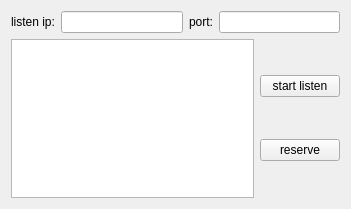
This is TcpSever/tcpsever.ui in yunke120/File-transfer-assistant as Qt 5 draws it before an edit. The edited form follows.
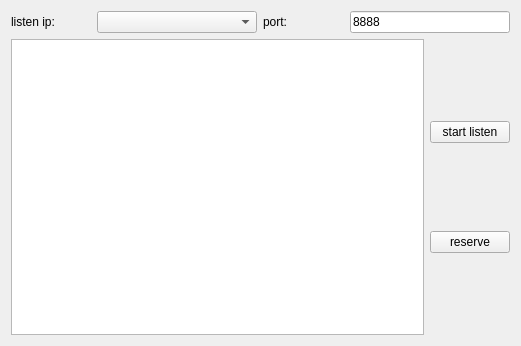
This is the edited form.

Patch:
```diff
--- a/TcpSever/tcpsever.ui
+++ b/TcpSever/tcpsever.ui
@@ -6,8 +6,8 @@
    <rect>
     <x>0</x>
     <y>0</y>
-    <width>351</width>
-    <height>209</height>
+    <width>521</width>
+    <height>346</height>
    </rect>
   </property>
   <property name="windowTitle">
@@ -17,7 +17,7 @@
    <item row="0" column="0">
     <layout class="QVBoxLayout" name="verticalLayout_2">
      <item>
-      <layout class="QHBoxLayout" name="horizontalLayout">
+      <layout class="QHBoxLayout" name="horizontalLayout" stretch="1,2,1,2">
        <item>
         <widget class="QLabel" name="label">
          <property name="text">
@@ -26,7 +26,7 @@
         </widget>
        </item>
        <item>
-        <widget class="QLineEdit" name="IP"/>
+        <widget class="QComboBox" name="comboBox"/>
        </item>
        <item>
         <widget class="QLabel" name="label_2">
@@ -36,7 +36,11 @@
         </widget>
        </item>
        <item>
-        <widget class="QLineEdit" name="Port"/>
+        <widget class="QLineEdit" name="Port">
+         <property name="text">
+          <string>8888</string>
+         </property>
+        </widget>
        </item>
       </layout>
      </item>
```
